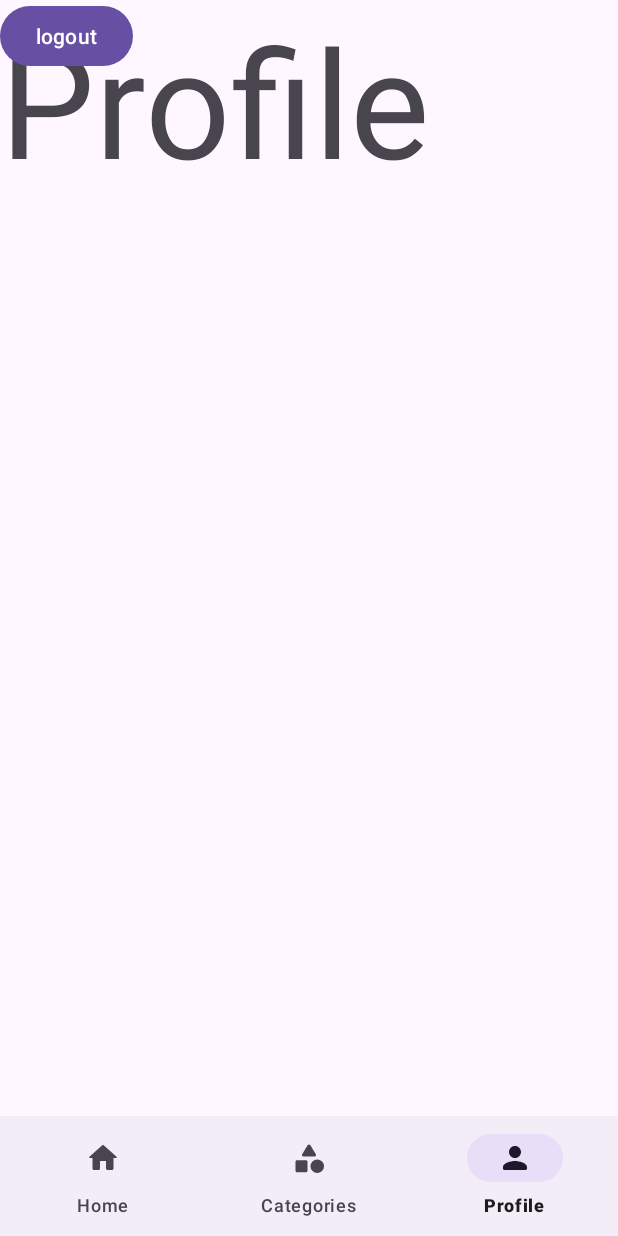
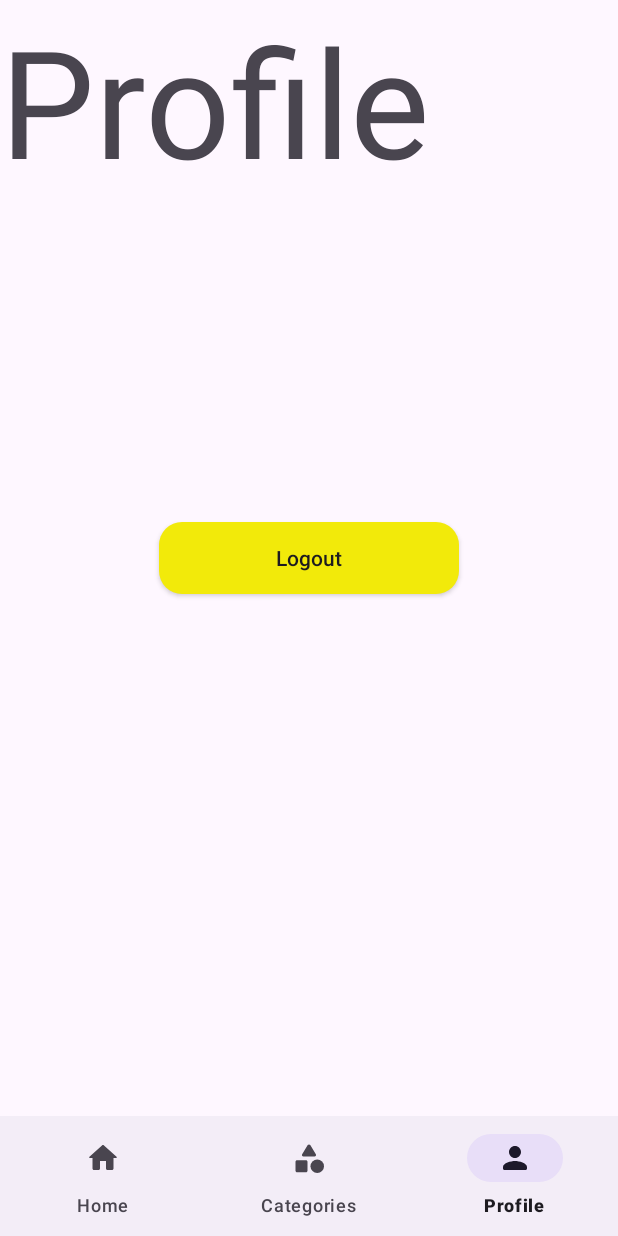
Before and after one commit to yash234u/Homemate, an Android app: the screen it shows after launch once a user with an empty profile is signed in (BottomNavigationActivity), item 3 of the bottom bar chosen, on a phone screen of 412 x 824 dp. Run offline under Robolectric (Android 15) with nearby library versions, the phone set to English and light mode, and no system bars; our stand-ins replace Firebase (no records; nobody signed in at launch, a user with empty details on screens opened directly).

Commit message:
Minor changes

```diff
--- a/app/src/main/res/layout/fragment_profile.xml
+++ b/app/src/main/res/layout/fragment_profile.xml
@@ -12,9 +12,13 @@
         android:text="Profile"
         android:textSize="100dp"/>
 
-    <Button
+    <androidx.appcompat.widget.AppCompatButton
         android:id="@+id/logout"
-        android:layout_width="wrap_content"
+        android:layout_width="200dp"
         android:layout_height="wrap_content"
-        android:text="logout"></Button>
+        android:background="@drawable/buttoncolor"
+        android:text="Logout"
+        android:textAllCaps="false"
+        android:layout_gravity="center|center_horizontal">
+    </androidx.appcompat.widget.AppCompatButton>
 </FrameLayout>
```
